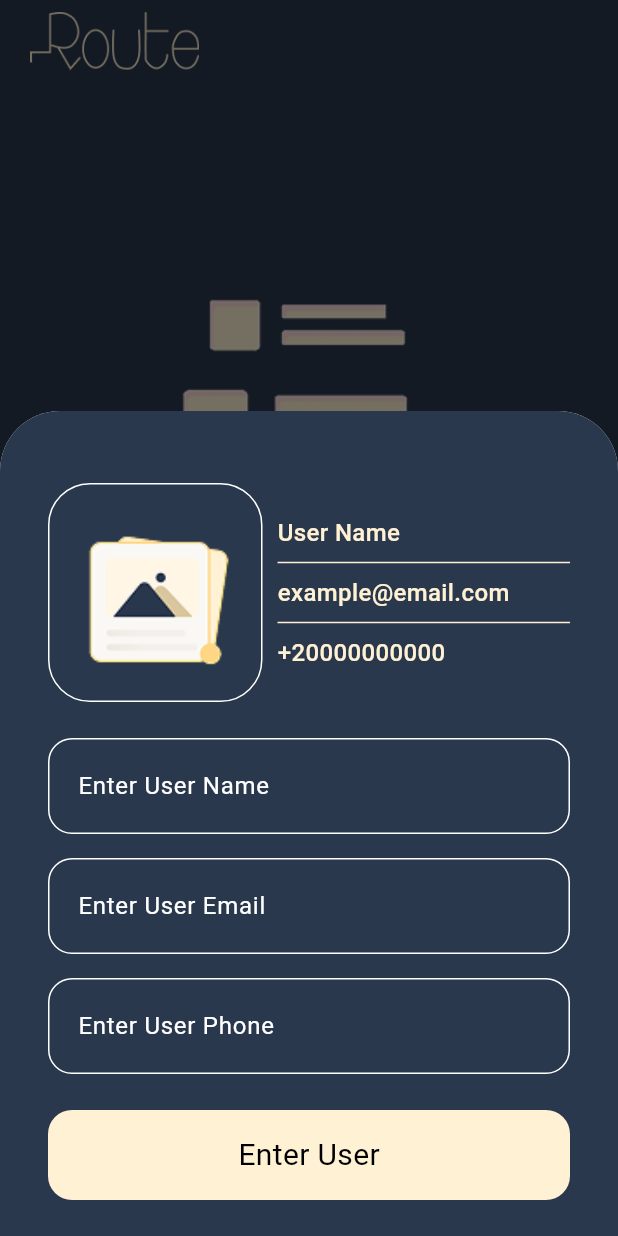
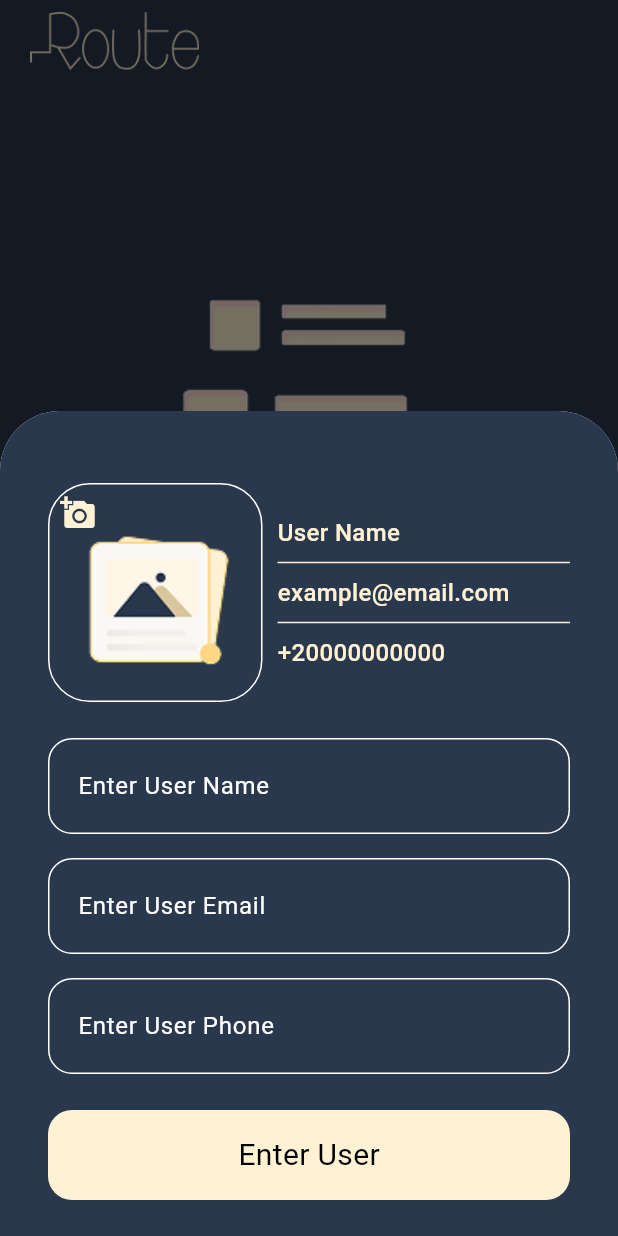
Before and after one commit to essammetwally1/contact, a Flutter app: the screen it shows after launch, after a tap on the "add" icon, on a phone screen of 412 x 824 dp. Run offline on Flutter 3.47's test engine with Material 3 defaults, Android fonts, the phone set to English and light mode, and no system bars; our stand-ins replace image_picker.

Commit message:
finsh app(all contacts deleted)

```diff
--- a/lib/componants/contact_form.dart
+++ b/lib/componants/contact_form.dart
@@ -41,7 +41,7 @@ class _ContactFormState extends State<ContactForm> {
     if (_formKey.currentState!.validate()) {
       widget.addContact(
         ContactModel(
-          pickedImage: _pickedImage as File,
+          _pickedImage,
           phone: _phoneController.text,
           name: _nameController.text,
           email: _emailController.text,
@@ -104,7 +104,9 @@ class _ContactFormState extends State<ContactForm> {
               children: [
                 GestureDetector(
                   onTap: _pickImage,
-                  child: Container(
+                  child: Stack(
+                    children: [
+                      Container(
                         height: 146,
                         width: 143,
                         decoration: BoxDecoration(
@@ -115,8 +117,20 @@ class _ContactFormState extends State<ContactForm> {
                           borderRadius: BorderRadius.circular(28),
                           child: _pickedImage != null
                               ? Image.file(_pickedImage!, fit: BoxFit.fill)
-                          : Image.asset('assets/image.png', fit: BoxFit.cover),
+                              : Image.asset(
+                                  'assets/image.png',
+                                  fit: BoxFit.cover,
                                 ),
+                        ),
+                      ),
+                      Padding(
+                        padding: const EdgeInsets.all(8.0),
+                        child: Icon(
+                          Icons.add_a_photo,
+                          color: Color(0xffFFF1D4),
+                        ),
+                      ),
+                    ],
                   ),
                 ),
                 const SizedBox(width: 10),
--- a/lib/componants/contact_item_widget.dart
+++ b/lib/componants/contact_item_widget.dart
@@ -28,7 +28,9 @@ class ContactItemWidget extends StatelessWidget {
                 Container(
                   decoration: BoxDecoration(
                     image: DecorationImage(
-                      image: FileImage(contactModel.pickedImage),
+                      image: contactModel.pickedImage != null
+                          ? FileImage(contactModel.pickedImage!)
+                          : AssetImage('assets/image.png'),
                       fit: BoxFit.cover,
                     ),
                   ),
@@ -82,6 +84,21 @@ class ContactItemWidget extends StatelessWidget {
                   Expanded(
                     child: ElevatedButton(
                       onPressed: () {
+                        ScaffoldMessenger.of(context).showSnackBar(
+                          const SnackBar(
+                            backgroundColor: Color(0xffFFF1D4),
+                            content: Center(
+                              child: Text(
+                                'Contact Deleted',
+                                style: TextStyle(
+                                  fontSize: 20,
+                                  color: Color(0xff29384D),
+                                ),
+                              ),
+                            ),
+                          ),
+                        );
+
                         onDelete(index);
                       },
                       style: ElevatedButton.styleFrom(
--- a/lib/models/contact_model.dart
+++ b/lib/models/contact_model.dart
@@ -4,10 +4,10 @@ class ContactModel {
   final String phone;
   final String name;
   final String email;
-  final File pickedImage;
+  final File? pickedImage;
 
-  ContactModel({
-    required this.pickedImage,
+  ContactModel(
+    this.pickedImage, {
     required this.phone,
     required this.name,
     required this.email,
--- a/lib/screens/home_screen.dart
+++ b/lib/screens/home_screen.dart
@@ -13,7 +13,7 @@ class HomeScreen extends StatefulWidget {
 }
 
 class _HomeScreenState extends State<HomeScreen> {
-  final List<ContactModel> contactsList = [];
+  List<ContactModel> contactsList = [];
 
   @override
   Widget build(BuildContext context) {
@@ -21,12 +21,18 @@ class _HomeScreenState extends State<HomeScreen> {
       backgroundColor: Color(0xff29384D),
 
       body: SafeArea(
-        child: Column(
+        child: Stack(
+          children: [
+            Column(
               crossAxisAlignment: CrossAxisAlignment.start,
               children: [
                 Padding(
                   padding: const EdgeInsets.only(left: 18, top: 8),
-              child: Image.asset('assets/route.png', height: 39, width: 117),
+                  child: Image.asset(
+                    'assets/route.png',
+                    height: 39,
+                    width: 117,
+                  ),
                 ),
                 contactsList.isEmpty
                     ? Column(
@@ -74,23 +80,88 @@ class _HomeScreenState extends State<HomeScreen> {
                       ),
               ],
             ),
+
+            Align(
+              alignment: Alignment.bottomRight,
+              child: Padding(
+                padding: const EdgeInsets.only(right: 20, bottom: 20),
+                child: Column(
+                  mainAxisSize: MainAxisSize.min,
+                  children: [
+                    SizedBox(
+                      width: 60, // or any fixed width you prefer
+                      height: MediaQuery.sizeOf(context).height * 0.07,
+                      child: ElevatedButton(
+                        style: ElevatedButton.styleFrom(
+                          backgroundColor: Colors.red,
+                          shape: RoundedRectangleBorder(
+                            borderRadius: BorderRadius.circular(12),
                           ),
+                          padding: EdgeInsets.zero,
+                        ),
+                        onPressed: () {
+                          contactsList.clear();
+                          ScaffoldMessenger.of(context).showSnackBar(
+                            const SnackBar(
+                              backgroundColor: Color(0xffFFF1D4),
+                              content: Center(
+                                child: Text(
+                                  'All Contacts Deleted',
+                                  style: TextStyle(
+                                    fontSize: 20,
+                                    color: Color(0xff29384D),
+                                  ),
+                                ),
+                              ),
+                            ),
+                          );
 
-      floatingActionButton: FloatingActionButton(
-        foregroundColor: Color(0xff29384D),
-        backgroundColor: Color(0xffFFF1D4),
+                          setState(() {});
+                        },
+                        child: Center(
+                          child: Image.asset(
+                            'assets/delete.png',
+                            color: Colors.white,
+                            scale: .5,
+                          ),
+                        ),
+                      ),
+                    ),
+                    const SizedBox(height: 10),
+                    SizedBox(
+                      width: 60,
+                      height: MediaQuery.sizeOf(context).height * 0.07,
+                      child: ElevatedButton(
+                        style: ElevatedButton.styleFrom(
+                          backgroundColor: const Color(0xffFFF1D4),
+                          foregroundColor: const Color(0xff29384D),
+                          shape: RoundedRectangleBorder(
+                            borderRadius: BorderRadius.circular(12),
+                          ),
+                          padding: EdgeInsets.zero,
+                        ),
                         onPressed: () {
                           showModalBottomSheet(
                             context: context,
                             isScrollControlled: true,
-            shape: RoundedRectangleBorder(
-              borderRadius: BorderRadius.vertical(top: Radius.circular(40)),
+                            shape: const RoundedRectangleBorder(
+                              borderRadius: BorderRadius.vertical(
+                                top: Radius.circular(40),
                               ),
-            builder: (context) => AddContact(addContact: addContact),
+                            ),
+                            builder: (context) =>
+                                AddContact(addContact: addContact),
                           );
                         },
-
-        child: const Icon(Icons.add),
+                        child: const Center(child: Icon(Icons.add)),
+                      ),
+                    ),
+                  ],
+                ),
+              ),
+            ),
+          ],
+        ),
       ),
     );
   }
```
Lines whose indentation alone changed are shown as unchanged.
